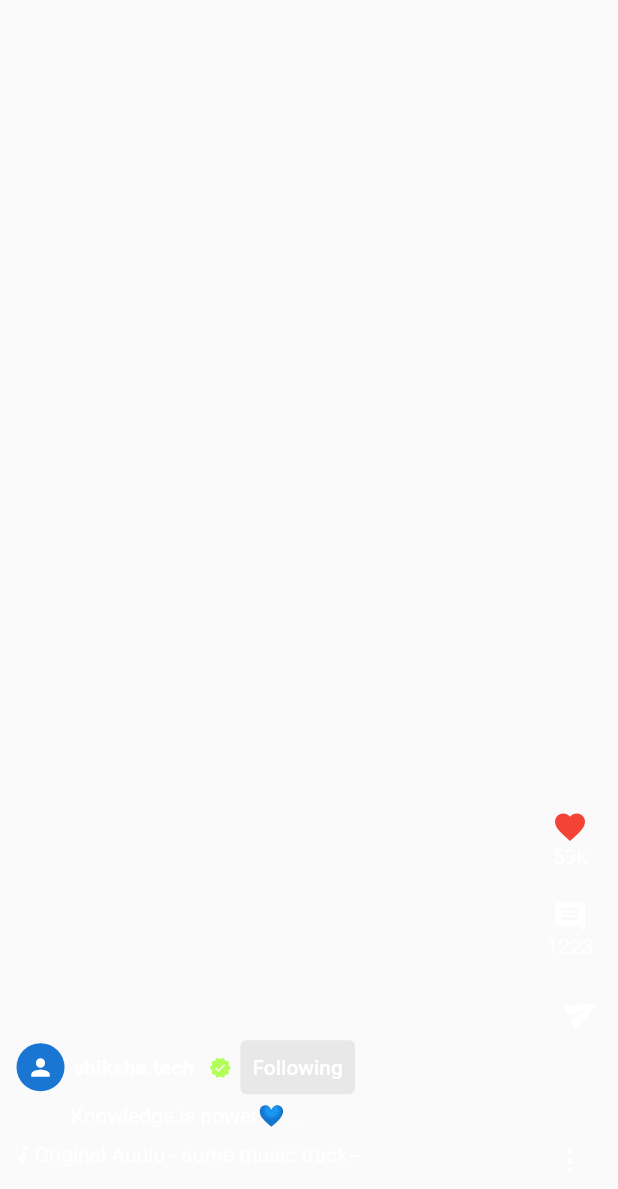
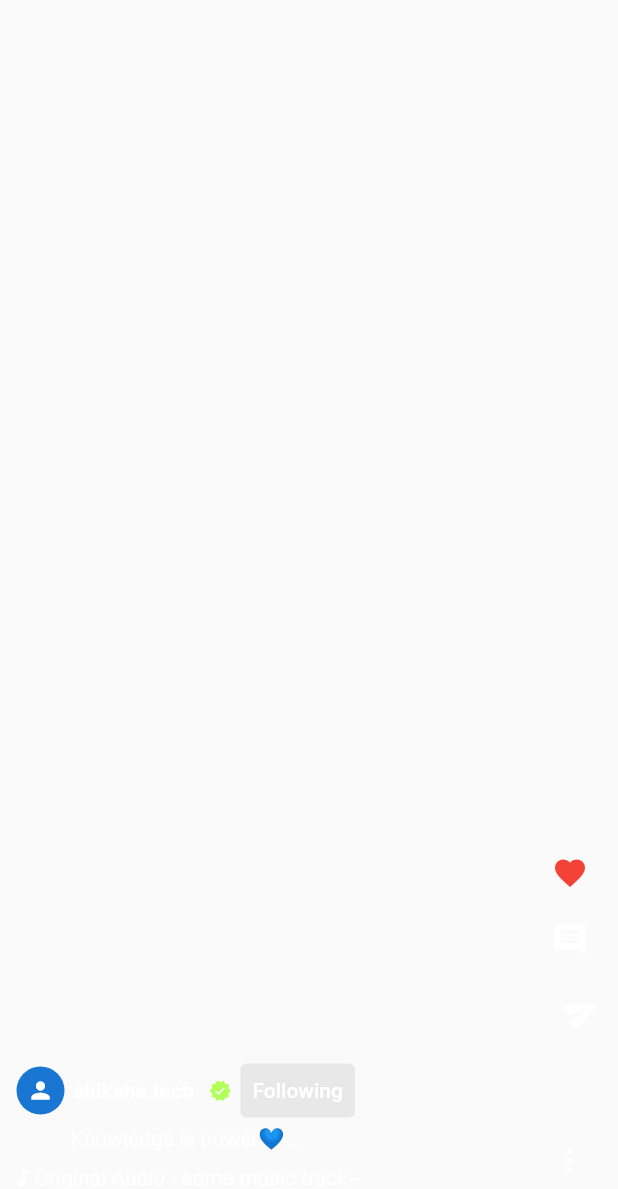
Before and after one commit to TheScriptRailoth/SHIKSHA.TECH, a Flutter app: the OptionsScreen widget shown alone on an empty page, opened directly, after a tap on "Follow", after a tap on the "favorite outline" icon, on a phone screen of 412 x 824 dp. Shown: the top 1189 px of the screen. Run offline on Flutter 3.47's test engine with Material 2 defaults, Android fonts, the phone set to English and light mode, and no system bars; our stand-ins replace card_swiper, chewie, flutter_form_builder, flutter_rating_bar, flutter_svg, google_nav_bar and 3 more; network calls fail.

Commit message:
Updated Clipps Section UI

```diff
--- a/lib/clipps_screen.dart
+++ b/lib/clipps_screen.dart
@@ -29,7 +29,6 @@
           child: Stack(
             children: [
               Swiper(
-
                 itemBuilder: (BuildContext context, int index) {
                   return ContentScreen(
                     src: videos[index],
@@ -39,14 +38,14 @@
                 scrollDirection: Axis.vertical,
               ),
               Padding(
-                 padding: const EdgeInsets.all(10),
+                 padding: const EdgeInsets.symmetric(horizontal: 10,vertical: 30),
                 child: Row(
                   mainAxisAlignment: MainAxisAlignment.spaceBetween,
                   children: [
                     Text(
                       'Clipps',
                       style: TextStyle(
-                        color: Color(0xFF4E74F9),
+                        color: Colors.white,
                         fontSize: 22,
                         fontWeight: FontWeight.bold,
                       ),
--- a/lib/widgets/options_screen.dart
+++ b/lib/widgets/options_screen.dart
@@ -79,22 +79,22 @@
                   });
                   },
                     child: liked == false
-                        ? Icon(Icons.favorite_border_outlined, color: Colors.white,)
+                        ? Icon(Icons.favorite_border_outlined, color: Colors.white,size: 28,)
                         : Icon(Icons.favorite, color: Colors.red),
                   ),
-                  Text('59k', style: TextStyle(color: Colors.white),),
+                  //Text('59k', style: TextStyle(color: Colors.white),),
                   SizedBox(height: 20),
                   GestureDetector(
                     onTap: (){},
-                    child:Icon(Icons.comment, color: Colors.white,)
+                    child:Icon(Icons.comment, color: Colors.white,size: 25,)
                   ),
-                  Text('1223', style: TextStyle(color: Colors.white),),
+                  //Text('1223', style: TextStyle(color: Colors.white),),
                   SizedBox(height: 25),
                   Transform(
                     transform: Matrix4.rotationZ(5.8),
                     child: IconButton(onPressed: (){
                       Share.share('xyz');
-                    }, icon: Icon(Icons.send_rounded, color: Colors.white,)),
+                    }, icon: Icon(Icons.send_rounded, color: Colors.white,size: 25,)),
                   ),
                   SizedBox(height: 50),
                   Icon(Icons.more_vert, color: Colors.white,),
```
Also changed, not shown: lib/widgets/content_screen.dart (+54 -31 lines).
